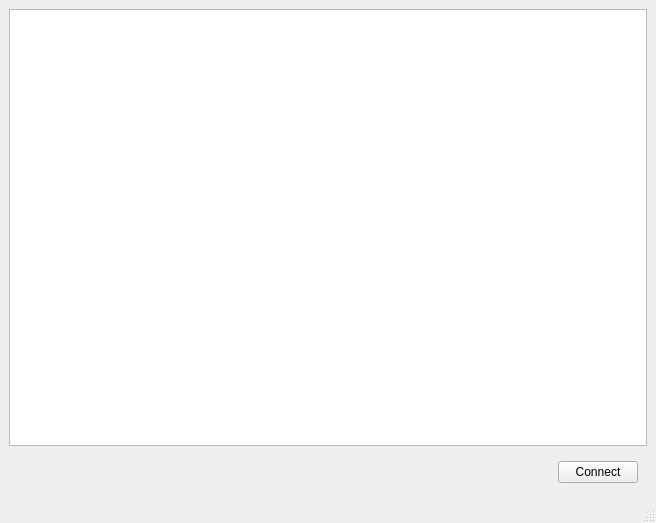
Before: the Qt Designer form main_window.ui in iesuser/ies-monitor, drawn with Qt 5.
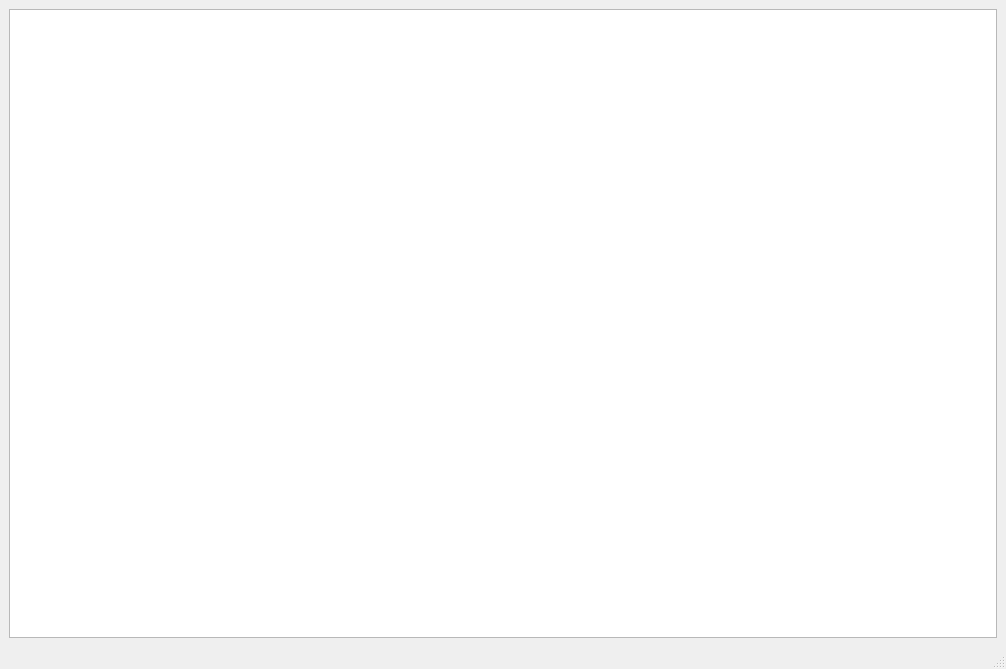
After: the same form once the commit is applied.

Commit message: დაემატა სერვერთან კავშირის შემოწმება და კომენტარები

What changed in the file:
```diff
--- a/main_window.ui
+++ b/main_window.ui
@@ -6,8 +6,8 @@
    <rect>
     <x>0</x>
     <y>0</y>
-    <width>656</width>
-    <height>523</height>
+    <width>1006</width>
+    <height>669</height>
    </rect>
   </property>
   <property name="windowTitle">
@@ -27,19 +27,6 @@
     </size>
    </property>
    <layout class="QGridLayout" name="gridLayout">
-    <item row="2" column="0">
-     <widget class="QWidget" name="widget" native="true">
-      <layout class="QHBoxLayout" name="horizontalLayout">
-       <item alignment="Qt::AlignRight|Qt::AlignVCenter">
-        <widget class="QPushButton" name="connect_btn">
-         <property name="text">
-          <string>Connect</string>
-         </property>
-        </widget>
-       </item>
-      </layout>
-     </widget>
-    </item>
     <item row="0" column="0">
      <widget class="QTableWidget" name="message_table">
       <property name="font">
```
Left out of the diff: 17 changed lines with no effect on the pictures. The commit also changes 1 other file.
